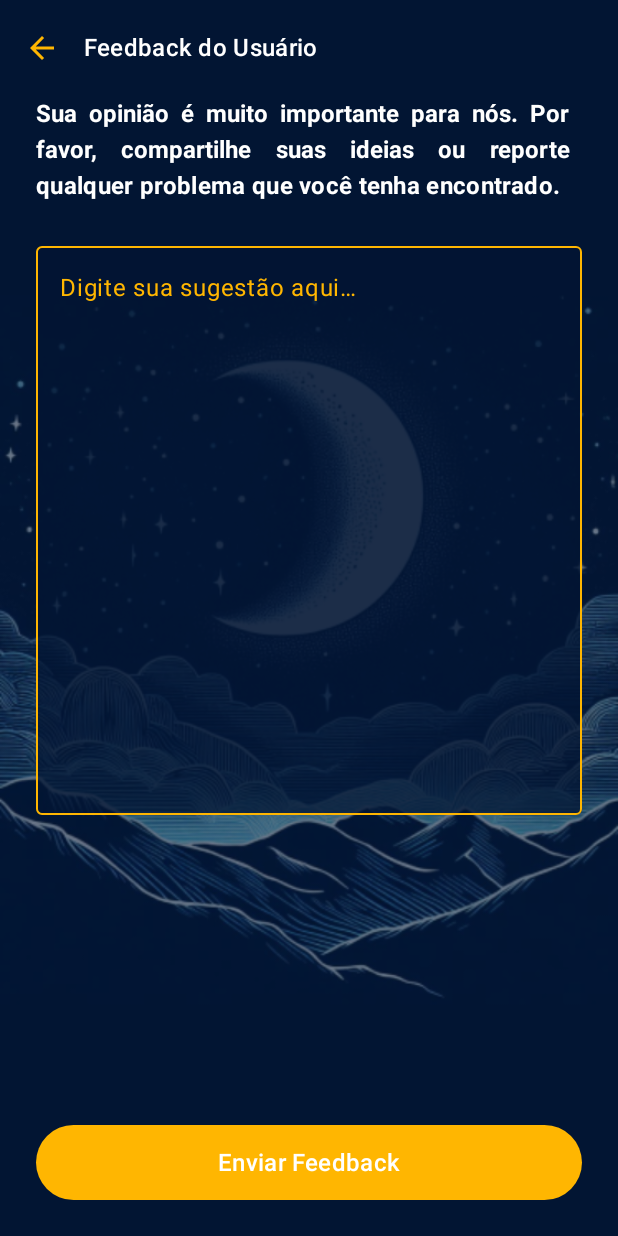
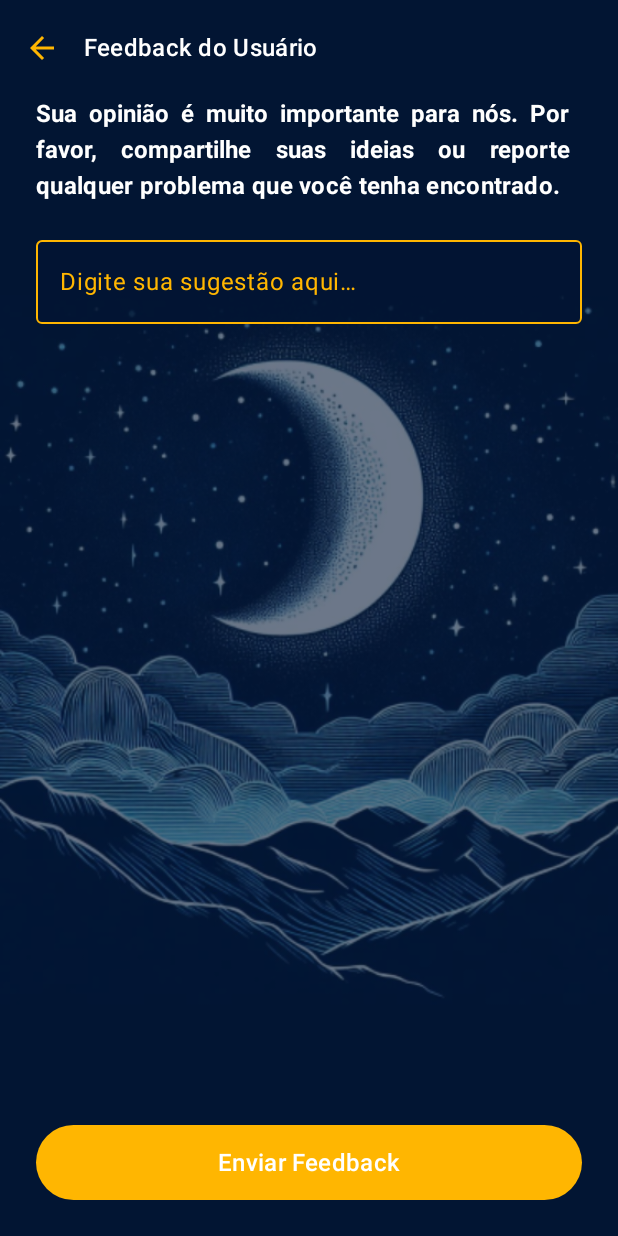
Before and after one commit to maeceloacm1998/Desafio-Dourado, an Android app built with Jetpack Compose: the @Preview function FeedbackScreenPreview, on a phone screen of 412 x 824 dp. Run offline under Robolectric (Android 15) with nearby library versions, the light colour scheme and no system bars; our stand-ins replace constraintlayout-compose; 1 statement that could not run was skipped.

Commit message:
refactor: adjust feedback screen, change colum to constraint layout to create dynamic layout

```diff
--- a/app/src/main/java/com/app/desafiodourado/feature/feedback/data/FeedbackRepository.kt
+++ b/app/src/main/java/com/app/desafiodourado/feature/feedback/data/FeedbackRepository.kt
@@ -1,6 +1,5 @@
 package com.app.desafiodourado.feature.feedback.data
 
-import com.app.desafiodourado.feature.feedback.ui.models.FeedbackTypes
 import com.google.firebase.firestore.DocumentSnapshot
 
 interface FeedbackRepository {
--- a/app/src/main/java/com/app/desafiodourado/feature/feedback/ui/FeedbackRoute.kt
+++ b/app/src/main/java/com/app/desafiodourado/feature/feedback/ui/FeedbackRoute.kt
@@ -4,6 +4,7 @@ import androidx.compose.runtime.Composable
 import androidx.compose.runtime.getValue
 import androidx.lifecycle.compose.collectAsStateWithLifecycle
 import androidx.navigation.NavController
+import com.app.desafiodourado.feature.feedback.ui.models.FeedbackTypes
 import org.koin.compose.koinInject
 
 @Composable
@@ -18,6 +19,7 @@ fun FeedbackRoute(
         onChangeFeedbackListener = { feedbackText ->
             viewModel.onChangeFeedbackTextUpdate(feedbackText)
         },
+        onClickFeedbackTypeListener = { feedbackType -> },
         onClickFinishFeedback = { viewModel.onFinishFeedback() },
         onBack = { navController.popBackStack() }
     )
@@ -27,13 +29,14 @@ fun FeedbackRoute(
 fun FeedbackRoute(
     uiState: FeedbackViewModelUiState,
     onChangeFeedbackListener: (feedbackText: String) -> Unit,
+    onClickFeedbackTypeListener: (FeedbackTypes) -> Unit,
     onClickFinishFeedback: () -> Unit,
     onBack: () -> Unit
 ) {
-    check(uiState is FeedbackViewModelUiState.HasFeedbackTypes)
     FeedbackScreen(
         uiState = uiState,
         onChangeFeedbackListener = onChangeFeedbackListener,
+        onClickFeedbackTypeListener = onClickFeedbackTypeListener,
         onClickFinishFeedback = onClickFinishFeedback,
         onBack = onBack,
     )
--- a/app/src/main/java/com/app/desafiodourado/feature/feedback/ui/FeedbackScreen.kt
+++ b/app/src/main/java/com/app/desafiodourado/feature/feedback/ui/FeedbackScreen.kt
@@ -1,52 +1,114 @@
 package com.app.desafiodourado.feature.feedback.ui
 
-import androidx.compose.foundation.layout.Column
+import androidx.compose.foundation.layout.ExperimentalLayoutApi
 import androidx.compose.foundation.layout.FlowRow
 import androidx.compose.foundation.layout.Spacer
 import androidx.compose.foundation.layout.fillMaxSize
 import androidx.compose.foundation.layout.fillMaxWidth
 import androidx.compose.foundation.layout.padding
+import androidx.compose.foundation.rememberScrollState
+import androidx.compose.foundation.verticalScroll
 import androidx.compose.material3.MaterialTheme
 import androidx.compose.material3.Text
 import androidx.compose.runtime.Composable
 import androidx.compose.ui.Modifier
 import androidx.compose.ui.graphics.Color
+import androidx.compose.ui.res.stringResource
 import androidx.compose.ui.text.font.FontWeight
 import androidx.compose.ui.text.style.TextAlign
 import androidx.compose.ui.tooling.preview.Preview
+import androidx.constraintlayout.compose.ConstraintLayout
+import com.app.desafiodourado.R
 import com.app.desafiodourado.components.background.Background
 import com.app.desafiodourado.components.button.NormalButton
 import com.app.desafiodourado.components.chips.ChipsCustom
+import com.app.desafiodourado.components.states.Error
+import com.app.desafiodourado.components.states.Loading
 import com.app.desafiodourado.components.textfield.TextFieldCustom
 import com.app.desafiodourado.components.toolbar.ToolbarCustom
+import com.app.desafiodourado.feature.feedback.ui.models.FeedbackTypes
 import com.app.desafiodourado.theme.CustomDimensions
 
 @Composable
 fun FeedbackScreen(
-    uiState: FeedbackViewModelUiState.HasFeedbackTypes,
+    uiState: FeedbackViewModelUiState,
     onChangeFeedbackListener: (feedbackText: String) -> Unit,
+    onClickFeedbackTypeListener: (FeedbackTypes) -> Unit,
     onClickFinishFeedback: () -> Unit,
     onBack: () -> Unit
 ) {
+    LoadingContent(
+        isEmpty = uiState is FeedbackViewModelUiState.NoHasFeedbackTypes,
+        isLoading = uiState is FeedbackViewModelUiState.HasFeedbackTypes && uiState.isLoading,
+        emptyContent = {
+            Error(
+                title = stringResource(id = R.string.load_error_feedback),
+                onClickRetryListener = {}
+            )
+        },
+        content = {
+            check(uiState is FeedbackViewModelUiState.HasFeedbackTypes)
+            FeedbackContainer(
+                uiState = uiState,
+                onChangeFeedbackListener = onChangeFeedbackListener,
+                onClickFeedbackTypeListener = onClickFeedbackTypeListener,
+                onClickFinishFeedback = onClickFinishFeedback,
+                onBack = onBack
+            )
+        }
+    )
+}
+
+@Composable
+private fun LoadingContent(
+    isEmpty: Boolean,
+    isLoading: Boolean,
+    emptyContent: @Composable () -> Unit,
+    content: @Composable () -> Unit
+) {
+    when {
+        isLoading -> Loading()
+        isEmpty -> emptyContent()
+        else -> content()
+    }
+}
+
+@Composable
+fun FeedbackContainer(
+    uiState: FeedbackViewModelUiState.HasFeedbackTypes,
+    onChangeFeedbackListener: (feedbackText: String) -> Unit,
+    onClickFeedbackTypeListener: (FeedbackTypes) -> Unit,
+    onClickFinishFeedback: () -> Unit,
+    onBack: () -> Unit,
+) {
     Background {
-        Column(
+        ConstraintLayout(
             modifier = Modifier
                 .fillMaxSize()
+                .verticalScroll(rememberScrollState())
         ) {
-            Column(
-                modifier = Modifier
-                    .fillMaxSize()
-                    .weight(2f)
-            ) {
+            val (tCFeedback, txtFeedback, tfFeedback, ftlFeedback, btnFeedback) = createRefs()
+
             ToolbarCustom(
-                    title = "Feedback do Usuário",
+                modifier = Modifier.constrainAs(tCFeedback) {
+                    top.linkTo(parent.top)
+                    start.linkTo(parent.start)
+                    end.linkTo(parent.end)
+                },
+                title = stringResource(id = R.string.feedback_screen_toolbar_title),
                 onNavigationListener = onBack,
                 onMissionsListener = {},
             )
 
             Text(
-                    modifier = Modifier.padding(horizontal = CustomDimensions.padding24),
-                    text = "Sua opinião é muito importante para nós. Por favor, compartilhe suas ideias ou reporte qualquer problema que você tenha encontrado.",
+                modifier = Modifier
+                    .constrainAs(txtFeedback) {
+                        top.linkTo(tCFeedback.bottom)
+                        start.linkTo(parent.start)
+                        end.linkTo(parent.end)
+                    }
+                    .padding(horizontal = CustomDimensions.padding24),
+                text = stringResource(id = R.string.feedback_screen_description),
                 fontWeight = FontWeight.Bold,
                 color = Color.White,
                 textAlign = TextAlign.Justify,
@@ -60,36 +122,65 @@ fun FeedbackScreen(
 
             TextFieldCustom(
                 modifier = Modifier
-                        .weight(2f)
+                    .constrainAs(tfFeedback) {
+                        top.linkTo(txtFeedback.bottom)
+                        start.linkTo(parent.start)
+                        end.linkTo(parent.end)
+                    }
                     .fillMaxWidth()
-                        .padding(horizontal = CustomDimensions.padding24),
-                    label = "Digite sua sugestão aqui…",
+                    .padding(horizontal = CustomDimensions.padding24, vertical = CustomDimensions.padding16),
+                label = stringResource(id = R.string.feedback_screen_label),
+                isSingleLine = false,
+                maxLines = 12,
+                maxLength = 200,
                 onChangeListener = { text ->
                     onChangeFeedbackListener(text)
                 }
             )
 
-                FlowRow(
+            FeedbackTypesList(
+                modifier = Modifier.constrainAs(ftlFeedback) {
+                    top.linkTo(tfFeedback.bottom)
+                    start.linkTo(parent.start)
+                    end.linkTo(parent.end)
+                },
+                feedbackTypesList = uiState.feedbackTypesList,
+                onClickFeedbackTypeListener = onClickFeedbackTypeListener
+            )
+
+            NormalButton(
                 modifier = Modifier
-                        .fillMaxWidth()
-                        .weight(0.8f)
-                        .padding(horizontal = CustomDimensions.padding24),
-                ) {
-                    uiState.feedbackTypesList.forEach {
-                        ChipsCustom(
-                            isSelected = true,
-                            onClickChipListener = { /*TODO*/ }
+                    .constrainAs(btnFeedback) {
+                        start.linkTo(parent.start)
+                        end.linkTo(parent.end)
+                        bottom.linkTo(parent.bottom)
+                    }
+                    .padding(CustomDimensions.padding24),
+                title = stringResource(id = R.string.feedback_screen_button),
+                onButtonListener = onClickFinishFeedback
             )
         }
-
     }
 }
 
-            NormalButton(
-                modifier = Modifier.padding(CustomDimensions.padding24),
-                title = "Enviar Feedback",
-                loading = uiState.isLoading,
-                onButtonListener = onClickFinishFeedback
+@OptIn(ExperimentalLayoutApi::class)
+@Composable
+fun FeedbackTypesList(
+    modifier: Modifier = Modifier,
+    feedbackTypesList: List<FeedbackTypes>,
+    onClickFeedbackTypeListener: (FeedbackTypes) -> Unit
+) {
+    FlowRow(
+        modifier = modifier
+            .fillMaxWidth()
+            .padding(horizontal = CustomDimensions.padding24),
+    ) {
+        feedbackTypesList.forEach {
+            ChipsCustom(
+                modifier = Modifier.padding(end = CustomDimensions.padding10),
+                isSelected = it.isSelected,
+                title = it.feedbackType,
+                onClickChipListener = { onClickFeedbackTypeListener(it) }
             )
         }
     }
@@ -107,6 +198,7 @@ fun FeedbackScreenPreview() {
             feedbackTypesList = mutableListOf()
         ),
         onChangeFeedbackListener = {},
+        onClickFeedbackTypeListener = {},
         onClickFinishFeedback = {},
         onBack = {}
     )
--- a/app/src/main/java/com/app/desafiodourado/feature/feedback/ui/FeedbackViewModelState.kt
+++ b/app/src/main/java/com/app/desafiodourado/feature/feedback/ui/FeedbackViewModelState.kt
@@ -15,9 +15,10 @@ sealed interface FeedbackViewModelUiState {
 
     data class HasFeedbackTypes(
         override val isLoading: Boolean,
+        override val isErrorFetchData: Boolean,
         val isLoadingFinishFeedback: Boolean,
         val feedbackText: String,
-        val feedbackTypesList: List<FeedbackTypes>, override val isErrorFetchData: Boolean
+        val feedbackTypesList: List<FeedbackTypes>
     ) : FeedbackViewModelUiState
 }
 
--- a/app/src/main/java/com/app/desafiodourado/feature/feedback/ui/models/FeedbackTypes.kt
+++ b/app/src/main/java/com/app/desafiodourado/feature/feedback/ui/models/FeedbackTypes.kt
@@ -1,5 +1,6 @@
 package com.app.desafiodourado.feature.feedback.ui.models
 
 data class FeedbackTypes(
-    val feedbackTypes: List<String> = mutableListOf()
+    val feedbackType: String = "",
+    val isSelected: Boolean = false
 )
--- a/app/src/main/res/values/strings.xml
+++ b/app/src/main/res/values/strings.xml
@@ -3,6 +3,7 @@
 
     <string name="load_error">Error ao carregar os desafios</string>
     <string name="load_error_missions">Error ao carregar os desafios</string>
+    <string name="load_error_feedback">Error ao carregar a tela de feedback</string>
 
     <string name="initial_screen_tf_label">Nome de aventureiro(a)</string>
     <string name="initial_screen_tf_error">Digite seu nome para iniciar sua jornada :)</string>
@@ -12,6 +13,11 @@
     <string name="challengers_feed_screen_version_title">v1.0.0</string>
     <string name="challengers_feed_screen_toolbar_title">"Premios Misteriosos"</string>
 
+    <string name="feedback_screen_toolbar_title">Feedback do Usuário</string>
+    <string name="feedback_screen_description">Sua opinião é muito importante para nós. Por favor, compartilhe suas ideias ou reporte qualquer problema que você tenha encontrado.</string>
+    <string name="feedback_screen_label">Digite sua sugestão aqui…</string>
+    <string name="feedback_screen_button">Enviar Feedback</string>
+
     <string name="dialog_title">Desafio da missaão</string>
     <string name="dialog_description">Essa carta é considerada comum, nela tem chance de vir algum presente ou item para sua coleção, contudo tem chances de não vir nada</string>
     <string name="dialog_award_title">Prêmio</string>
```
Lines whose indentation alone changed are shown as unchanged.
